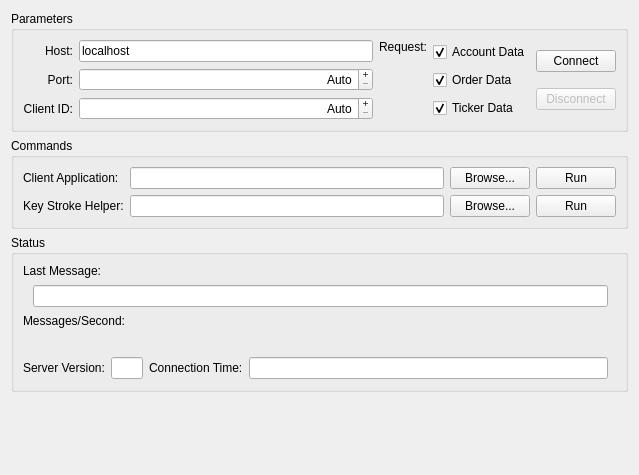
First picture: the form in profit/workbench/widgets/ui_connectionwidget.ui, repository hpsilva/profitpy, before the edit.
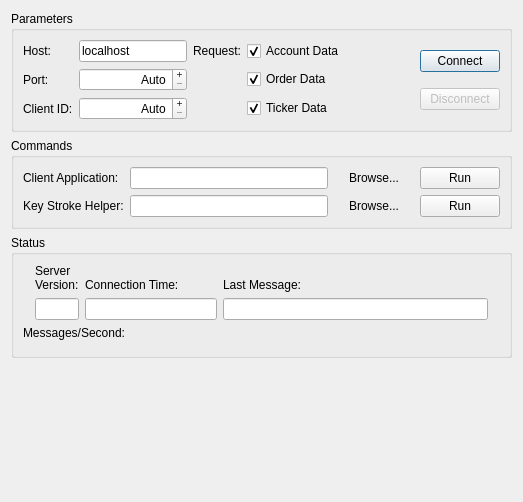
Second picture: the form after the edit. Icons and pictures are not drawn. Custom widgets are drawn as their Qt base class.

The edit to the form file:
```diff
--- a/profit/workbench/widgets/ui_connectionwidget.ui
+++ b/profit/workbench/widgets/ui_connectionwidget.ui
@@ -5,8 +5,8 @@
    <rect>
     <x>0</x>
     <y>0</y>
-    <width>639</width>
-    <height>475</height>
+    <width>523</width>
+    <height>502</height>
    </rect>
   </property>
   <property name="windowTitle" >
@@ -15,12 +15,6 @@
   <layout class="QVBoxLayout" name="verticalLayout_3" >
    <item>
     <widget class="QGroupBox" name="groupBox_2" >
-     <property name="sizePolicy" >
-      <sizepolicy vsizetype="Preferred" hsizetype="Preferred" >
-       <horstretch>0</horstretch>
-       <verstretch>0</verstretch>
-      </sizepolicy>
-     </property>
      <property name="title" >
       <string>Parameters</string>
      </property>
@@ -29,35 +23,77 @@
      </property>
      <layout class="QHBoxLayout" name="horizontalLayout" >
       <item>
+       <widget class="QFrame" name="connectParamWidgets" >
+        <property name="sizePolicy" >
+         <sizepolicy vsizetype="Preferred" hsizetype="Preferred" >
+          <horstretch>0</horstretch>
+          <verstretch>0</verstretch>
+         </sizepolicy>
+        </property>
+        <property name="frameShape" >
+         <enum>QFrame::NoFrame</enum>
+        </property>
+        <property name="frameShadow" >
+         <enum>QFrame::Plain</enum>
+        </property>
        <layout class="QGridLayout" name="gridLayout" >
-        <item row="1" column="0" colspan="2" >
+         <property name="margin" >
+          <number>0</number>
+         </property>
+         <property name="spacing" >
+          <number>-1</number>
+         </property>
+         <item row="0" column="0" >
          <widget class="QLabel" name="label_5" >
           <property name="text" >
            <string>Host:</string>
           </property>
           <property name="alignment" >
-           <set>Qt::AlignRight|Qt::AlignTrailing|Qt::AlignVCenter</set>
+            <set>Qt::AlignLeading|Qt::AlignLeft|Qt::AlignVCenter</set>
           </property>
          </widget>
         </item>
-        <item row="1" column="2" >
+         <item row="0" column="1" >
          <widget class="QLineEdit" name="hostNameEdit" >
           <property name="text" >
            <string>localhost</string>
           </property>
          </widget>
         </item>
-        <item row="2" column="0" colspan="2" >
+         <item row="0" column="2" >
+          <widget class="QLabel" name="label_2" >
+           <property name="sizePolicy" >
+            <sizepolicy vsizetype="Preferred" hsizetype="Minimum" >
+             <horstretch>0</horstretch>
+             <verstretch>0</verstretch>
+            </sizepolicy>
+           </property>
+           <property name="text" >
+            <string>Request:</string>
+           </property>
+          </widget>
+         </item>
+         <item row="0" column="3" >
+          <widget class="QCheckBox" name="requestAccount" >
+           <property name="text" >
+            <string>Account Data</string>
+           </property>
+           <property name="checked" >
+            <bool>true</bool>
+           </property>
+          </widget>
+         </item>
+         <item row="1" column="0" >
          <widget class="QLabel" name="label_3" >
           <property name="text" >
            <string>Port:</string>
           </property>
           <property name="alignment" >
-           <set>Qt::AlignRight|Qt::AlignTrailing|Qt::AlignVCenter</set>
+            <set>Qt::AlignLeading|Qt::AlignLeft|Qt::AlignVCenter</set>
           </property>
          </widget>
         </item>
-        <item row="2" column="2" >
+         <item row="1" column="1" >
          <widget class="QSpinBox" name="portNumberSpin" >
           <property name="alignment" >
            <set>Qt::AlignRight</set>
@@ -79,17 +115,27 @@
           </property>
          </widget>
         </item>
-        <item row="3" column="0" colspan="2" >
+         <item row="1" column="3" >
+          <widget class="QCheckBox" name="requestOrders" >
+           <property name="text" >
+            <string>Order Data</string>
+           </property>
+           <property name="checked" >
+            <bool>true</bool>
+           </property>
+          </widget>
+         </item>
+         <item row="2" column="0" >
          <widget class="QLabel" name="label_4" >
           <property name="text" >
            <string>Client ID:</string>
           </property>
           <property name="alignment" >
-           <set>Qt::AlignRight|Qt::AlignTrailing|Qt::AlignVCenter</set>
+            <set>Qt::AlignLeading|Qt::AlignLeft|Qt::AlignVCenter</set>
           </property>
          </widget>
         </item>
-        <item row="3" column="2" >
+         <item row="2" column="1" >
          <widget class="QSpinBox" name="clientIdSpin" >
           <property name="alignment" >
            <set>Qt::AlignRight</set>
@@ -111,47 +157,7 @@
           </property>
          </widget>
         </item>
-       </layout>
-      </item>
-      <item>
-       <widget class="QLabel" name="label_2" >
-        <property name="sizePolicy" >
-         <sizepolicy vsizetype="Preferred" hsizetype="Minimum" >
-          <horstretch>0</horstretch>
-          <verstretch>0</verstretch>
-         </sizepolicy>
-        </property>
-        <property name="text" >
-         <string>Request:</string>
-        </property>
-        <property name="alignment" >
-         <set>Qt::AlignRight|Qt::AlignTop|Qt::AlignTrailing</set>
-        </property>
-       </widget>
-      </item>
-      <item>
-       <layout class="QVBoxLayout" name="verticalLayout" >
-        <item>
-         <widget class="QCheckBox" name="requestAccount" >
-          <property name="text" >
-           <string>Account Data</string>
-          </property>
-          <property name="checked" >
-           <bool>true</bool>
-          </property>
-         </widget>
-        </item>
-        <item>
-         <widget class="QCheckBox" name="requestOrders" >
-          <property name="text" >
-           <string>Order Data</string>
-          </property>
-          <property name="checked" >
-           <bool>true</bool>
-          </property>
-         </widget>
-        </item>
-        <item>
+         <item row="2" column="3" >
          <widget class="QCheckBox" name="requestTickers" >
           <property name="text" >
            <string>Ticker Data</string>
@@ -162,6 +168,20 @@
          </widget>
         </item>
        </layout>
+       </widget>
+      </item>
+      <item>
+       <spacer name="horizontalSpacer" >
+        <property name="orientation" >
+         <enum>Qt::Horizontal</enum>
+        </property>
+        <property name="sizeHint" stdset="0" >
+         <size>
+          <width>40</width>
+          <height>20</height>
+         </size>
+        </property>
+       </spacer>
       </item>
       <item>
        <layout class="QVBoxLayout" name="verticalLayout_2" >
@@ -174,6 +194,9 @@
            <iconset resource="../../lib/widgets/profit.qrc" >
             <normaloff>:/images/icons/connect_established.png</normaloff>:/images/icons/connect_established.png</iconset>
           </property>
+          <property name="default" >
+           <bool>true</bool>
+          </property>
          </widget>
         </item>
         <item>
@@ -278,6 +301,9 @@
         <property name="text" >
          <string>Browse...</string>
         </property>
+        <property name="flat" >
+         <bool>true</bool>
+        </property>
        </widget>
       </item>
       <item row="2" column="4" >
@@ -285,6 +311,9 @@
         <property name="text" >
          <string>Browse...</string>
         </property>
+        <property name="flat" >
+         <bool>true</bool>
+        </property>
        </widget>
       </item>
      </layout>
@@ -292,88 +321,134 @@
    </item>
    <item>
     <widget class="QGroupBox" name="groupBox" >
+     <property name="sizePolicy" >
+      <sizepolicy vsizetype="Preferred" hsizetype="Preferred" >
+       <horstretch>0</horstretch>
+       <verstretch>0</verstretch>
+      </sizepolicy>
+     </property>
      <property name="title" >
       <string>Status</string>
      </property>
      <property name="flat" >
       <bool>true</bool>
      </property>
-     <layout class="QVBoxLayout" >
-      <property name="spacing" >
-       <number>6</number>
-      </property>
-      <property name="margin" >
-       <number>9</number>
-      </property>
-      <item>
-       <layout class="QVBoxLayout" >
-        <property name="spacing" >
-         <number>6</number>
-        </property>
-        <property name="margin" >
-         <number>0</number>
-        </property>
-        <item>
+     <layout class="QVBoxLayout" name="verticalLayout" >
+      <item>
+       <layout class="QGridLayout" name="gridLayout_2" >
+        <item row="0" column="1" >
+         <widget class="QLabel" name="label" >
+          <property name="text" >
+           <string>Server
+Version:</string>
+          </property>
+          <property name="alignment" >
+           <set>Qt::AlignBottom|Qt::AlignLeading|Qt::AlignLeft</set>
+          </property>
+          <property name="wordWrap" >
+           <bool>true</bool>
+          </property>
+         </widget>
+        </item>
+        <item row="0" column="2" >
+         <widget class="QLabel" name="label" >
+          <property name="sizePolicy" >
+           <sizepolicy vsizetype="Preferred" hsizetype="Minimum" >
+            <horstretch>0</horstretch>
+            <verstretch>0</verstretch>
+           </sizepolicy>
+          </property>
+          <property name="text" >
+           <string>Connection Time:</string>
+          </property>
+          <property name="alignment" >
+           <set>Qt::AlignBottom|Qt::AlignLeading|Qt::AlignLeft</set>
+          </property>
+         </widget>
+        </item>
+        <item row="0" column="3" >
          <widget class="QLabel" name="label" >
           <property name="text" >
            <string>Last Message:</string>
           </property>
+          <property name="alignment" >
+           <set>Qt::AlignBottom|Qt::AlignLeading|Qt::AlignLeft</set>
+          </property>
          </widget>
         </item>
-        <item>
-         <layout class="QHBoxLayout" >
-          <property name="spacing" >
-           <number>6</number>
+        <item row="1" column="1" >
+         <widget class="QLineEdit" name="serverVersionEdit" >
+          <property name="sizePolicy" >
+           <sizepolicy vsizetype="Fixed" hsizetype="Expanding" >
+            <horstretch>1</horstretch>
+            <verstretch>0</verstretch>
+           </sizepolicy>
           </property>
-          <property name="margin" >
-           <number>0</number>
+          <property name="readOnly" >
+           <bool>true</bool>
           </property>
-          <item>
-           <spacer>
-            <property name="orientation" >
-             <enum>Qt::Horizontal</enum>
-            </property>
-            <property name="sizeType" >
-             <enum>QSizePolicy::Fixed</enum>
-            </property>
-            <property name="sizeHint" stdset="0" >
-             <size>
-              <width>10</width>
-              <height>24</height>
-             </size>
-            </property>
-           </spacer>
-          </item>
-          <item>
+         </widget>
+        </item>
+        <item row="1" column="2" >
+         <widget class="QLineEdit" name="connectionTimeEdit" >
+          <property name="sizePolicy" >
+           <sizepolicy vsizetype="Fixed" hsizetype="Expanding" >
+            <horstretch>3</horstretch>
+            <verstretch>0</verstretch>
+           </sizepolicy>
+          </property>
+          <property name="readOnly" >
+           <bool>true</bool>
+          </property>
+         </widget>
+        </item>
+        <item row="1" column="3" >
            <widget class="QLineEdit" name="lastMessageEdit" >
+          <property name="sizePolicy" >
+           <sizepolicy vsizetype="Fixed" hsizetype="Expanding" >
+            <horstretch>6</horstretch>
+            <verstretch>0</verstretch>
+           </sizepolicy>
+          </property>
+          <property name="minimumSize" >
+           <size>
+            <width>0</width>
+            <height>0</height>
+           </size>
+          </property>
             <property name="focusPolicy" >
              <enum>Qt::NoFocus</enum>
             </property>
-            <property name="frame" >
-             <bool>true</bool>
-            </property>
             <property name="readOnly" >
              <bool>true</bool>
             </property>
            </widget>
           </item>
-          <item>
-           <spacer>
+        <item row="1" column="0" >
+         <spacer name="horizontalSpacer_2" >
             <property name="orientation" >
              <enum>Qt::Horizontal</enum>
             </property>
-            <property name="sizeType" >
-             <enum>QSizePolicy::Fixed</enum>
-            </property>
             <property name="sizeHint" stdset="0" >
              <size>
-              <width>8</width>
-              <height>24</height>
+            <width>12</width>
+            <height>20</height>
              </size>
             </property>
            </spacer>
           </item>
-         </layout>
+        <item row="1" column="4" >
+         <spacer name="horizontalSpacer_3" >
+          <property name="orientation" >
+           <enum>Qt::Horizontal</enum>
+          </property>
+          <property name="sizeHint" stdset="0" >
+           <size>
+            <width>12</width>
+            <height>20</height>
+           </size>
+          </property>
+         </spacer>
         </item>
        </layout>
       </item>
@@ -442,110 +517,7 @@
         </item>
        </layout>
       </item>
-      <item>
-       <spacer>
-        <property name="orientation" >
-         <enum>Qt::Vertical</enum>
-        </property>
-        <property name="sizeType" >
-         <enum>QSizePolicy::Minimum</enum>
-        </property>
-        <property name="sizeHint" stdset="0" >
-         <size>
-          <width>438</width>
-          <height>16</height>
-         </size>
-        </property>
-       </spacer>
-      </item>
-      <item>
-       <layout class="QHBoxLayout" >
-        <property name="spacing" >
-         <number>6</number>
-        </property>
-        <property name="margin" >
-         <number>0</number>
-        </property>
-        <item>
-         <widget class="QLabel" name="label" >
-          <property name="sizePolicy" >
-           <sizepolicy vsizetype="Preferred" hsizetype="Minimum" >
-            <horstretch>0</horstretch>
-            <verstretch>0</verstretch>
-           </sizepolicy>
-          </property>
-          <property name="text" >
-           <string>Server Version:</string>
-          </property>
-         </widget>
-        </item>
-        <item>
-         <widget class="QLineEdit" name="serverVersionEdit" >
-          <property name="sizePolicy" >
-           <sizepolicy vsizetype="Fixed" hsizetype="Expanding" >
-            <horstretch>1</horstretch>
-            <verstretch>0</verstretch>
-           </sizepolicy>
-          </property>
-          <property name="maximumSize" >
-           <size>
-            <width>32</width>
-            <height>16777215</height>
-           </size>
-          </property>
-          <property name="readOnly" >
-           <bool>true</bool>
-          </property>
-         </widget>
-        </item>
-        <item>
-         <widget class="QLabel" name="label" >
-          <property name="sizePolicy" >
-           <sizepolicy vsizetype="Preferred" hsizetype="Minimum" >
-            <horstretch>0</horstretch>
-            <verstretch>0</verstretch>
-           </sizepolicy>
-          </property>
-          <property name="text" >
-           <string>Connection Time:</string>
-          </property>
-         </widget>
-        </item>
-        <item>
-         <widget class="QLineEdit" name="connectionTimeEdit" >
-          <property name="sizePolicy" >
-           <sizepolicy vsizetype="Fixed" hsizetype="Expanding" >
-            <horstretch>3</horstretch>
-            <verstretch>0</verstretch>
-           </sizepolicy>
-          </property>
-          <property name="frame" >
-           <bool>true</bool>
-          </property>
-          <property name="readOnly" >
-           <bool>true</bool>
-          </property>
-         </widget>
-        </item>
-        <item>
-         <spacer>
-          <property name="orientation" >
-           <enum>Qt::Horizontal</enum>
-          </property>
-          <property name="sizeType" >
-           <enum>QSizePolicy::Fixed</enum>
-          </property>
-          <property name="sizeHint" stdset="0" >
-           <size>
-            <width>8</width>
-            <height>24</height>
-           </size>
-          </property>
-         </spacer>
-        </item>
-       </layout>
-      </item>
-     </layout>
+     </layout>
     </widget>
    </item>
    <item>
@@ -553,6 +525,9 @@
      <property name="orientation" >
       <enum>Qt::Vertical</enum>
      </property>
+     <property name="sizeType" >
+      <enum>QSizePolicy::Expanding</enum>
+     </property>
      <property name="sizeHint" stdset="0" >
       <size>
        <width>16</width>
```
Left out of the diff: 27 changed lines with no effect on the pictures. Lines whose indentation alone changed are shown as unchanged.
